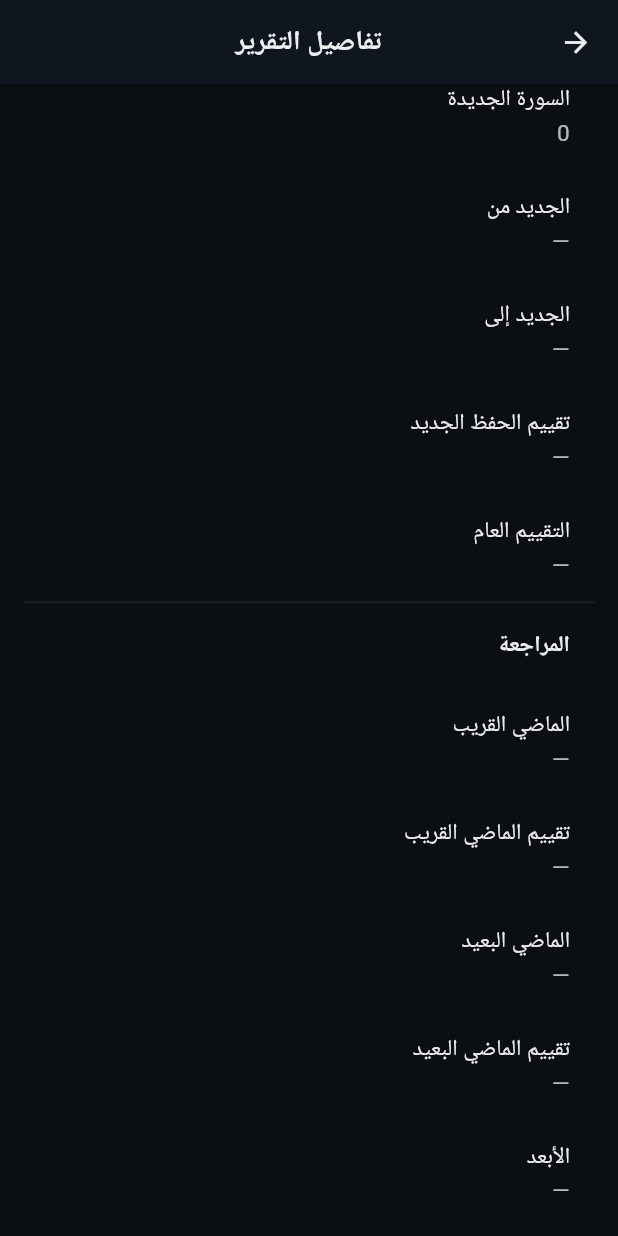
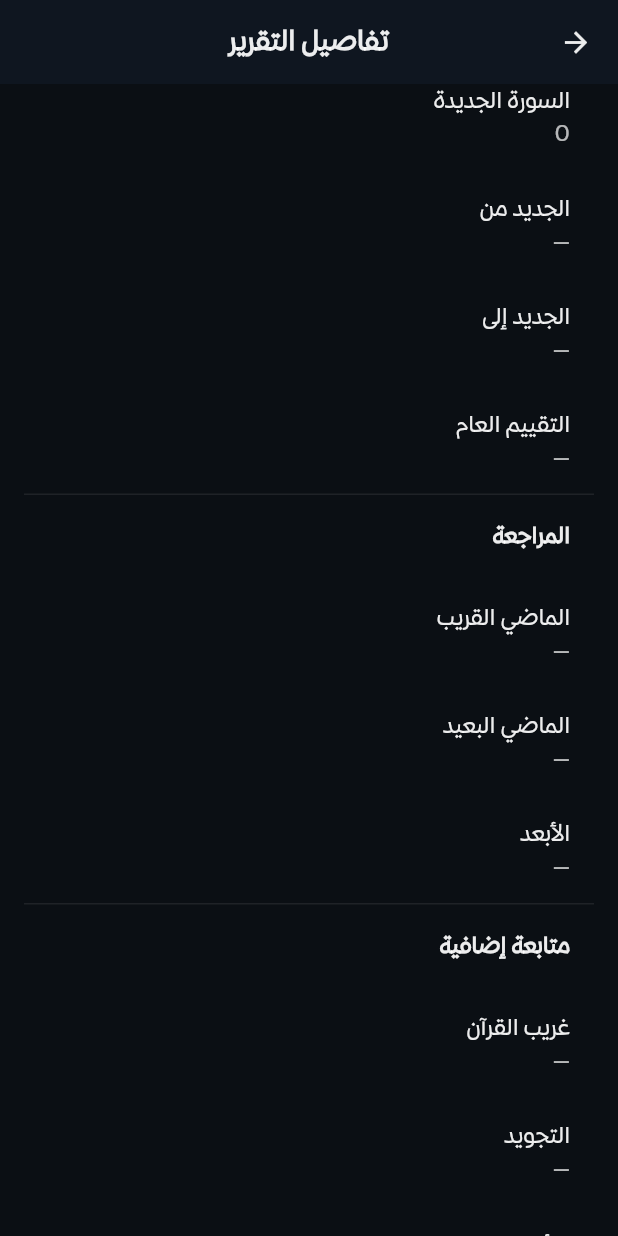
Before and after one commit to MostafaGamal84/agial-App, a Flutter app: the ReportDetailsScreen screen opened directly with empty values, scrolled down 576 dp, on a phone screen of 412 x 824 dp. Run offline on Flutter 3.47's test engine with Material 3 defaults, Android fonts, the phone set to English and light mode, and no system bars; our stand-ins replace flutter_secure_storage; accounts and stored records are empty.

Commit message:
بييب

```diff
--- a/lib/screens/report_details_screen.dart
+++ b/lib/screens/report_details_screen.dart
@@ -59,16 +59,12 @@ class _ReportDetailsScreenState extends State<ReportDetailsScreen> {
             _item('السورة الجديدة', resolveSurahName(report.newId)),
             _item('الجديد من', displayValue(report.newFrom)),
             _item('الجديد إلى', displayValue(report.newTo)),
-            _item('تقييم الحفظ الجديد', displayValue(report.newRate)),
             _item('التقييم العام', displayValue(report.generalRate)),
             const Divider(),
             ListTile(title: const Text('المراجعة', style: TextStyle(fontWeight: FontWeight.bold))),
             _item('الماضي القريب', displayValue(report.recentPast)),
-            _item('تقييم الماضي القريب', displayValue(report.recentPastRate)),
             _item('الماضي البعيد', displayValue(report.distantPast)),
-            _item('تقييم الماضي البعيد', displayValue(report.distantPastRate)),
             _item('الأبعد', displayValue(report.farthestPast)),
-            _item('تقييم الأبعد', displayValue(report.farthestPastRate)),
             const Divider(),
             ListTile(title: const Text('متابعة إضافية', style: TextStyle(fontWeight: FontWeight.bold))),
             _item('غريب القرآن', displayValue(report.theWordsQuranStranger)),
--- a/pubspec.yaml
+++ b/pubspec.yaml
@@ -33,9 +33,3 @@ flutter:
       fonts:
         - asset: assets/fonts/SuisseIntl/SuisseIntl-Regular.ttf
           weight: 400
-        - asset: assets/fonts/SuisseIntl/SuisseIntl-Medium.ttf
-          weight: 500
-        - asset: assets/fonts/SuisseIntl/SuisseIntl-SemiBold.ttf
-          weight: 600
-        - asset: assets/fonts/SuisseIntl/SuisseIntl-Bold.ttf
-          weight: 700
```
Also changed, not shown: assets/fonts/SuisseIntl/SuisseIntl-Regular.ttf (added).
